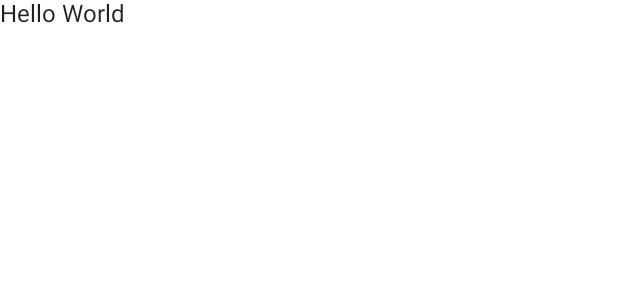
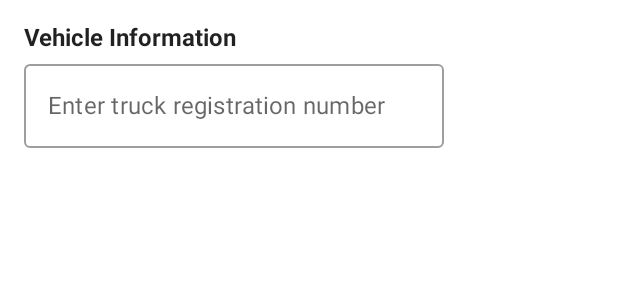
Before and after one commit to Daeon97/TruckChecklist, an Android app built with Jetpack Compose: the @Preview function DefaultPreview, on a phone screen of 412 x 824 dp. Shown: the top 300 px of the screen. Run offline under Robolectric (Android 15) with nearby library versions, the phone set to English and light mode, and no system bars.

Commit message:
Started designing MainActivity with Jetpack compose

```diff
--- a/app/src/main/java/com/engelsimmanuel/truckchecklist/MainActivity.kt
+++ b/app/src/main/java/com/engelsimmanuel/truckchecklist/MainActivity.kt
@@ -3,31 +3,58 @@ package com.engelsimmanuel.truckchecklist
 import android.os.Bundle
 import androidx.activity.ComponentActivity
 import androidx.activity.compose.setContent
-import androidx.compose.material.MaterialTheme
-import androidx.compose.material.Surface
-import androidx.compose.material.Text
+import androidx.compose.foundation.layout.Column
+import androidx.compose.foundation.layout.Row
+import androidx.compose.foundation.layout.fillMaxSize
+import androidx.compose.foundation.layout.padding
+import androidx.compose.foundation.lazy.LazyColumn
+import androidx.compose.material.*
 import androidx.compose.runtime.Composable
+import androidx.compose.runtime.mutableStateOf
+import androidx.compose.runtime.*
+import androidx.compose.ui.Modifier
+import androidx.compose.ui.text.font.FontWeight
 import androidx.compose.ui.tooling.preview.Preview
+import androidx.compose.ui.unit.dp
 import com.engelsimmanuel.truckchecklist.ui.theme.TruckChecklistTheme
 
 class MainActivity : ComponentActivity() {
     override fun onCreate(savedInstanceState: Bundle?) {
         super.onCreate(savedInstanceState)
         setContent {
-            Greeting("Hello World")
+            ChecklistScreen()
         }
     }
 }
 
 @Composable
-fun Greeting(name: String) {
-    Text(text = name)
+fun ChecklistScreen() {
+    val scaffoldState = rememberScaffoldState()
+    var registrationNumberState by remember {
+        mutableStateOf("")
+    }
+    Scaffold(modifier = Modifier.fillMaxSize(), scaffoldState = scaffoldState) {
+        Column(
+            Modifier
+                .fillMaxSize()
+                .padding(16.dp)
+        ) {
+            Text(text = "Vehicle Information", fontWeight = FontWeight.Bold)
+            OutlinedTextField(value = registrationNumberState, label = {
+                Text("Enter truck registration number")
+            },
+                onValueChange = {
+                    registrationNumberState = it
+                }
+            )
+        }
+    }
 }
 
 @Preview(showBackground = true)
 @Composable
 fun DefaultPreview() {
     TruckChecklistTheme {
-        Greeting("Hello World")
+        ChecklistScreen()
     }
 }
```
